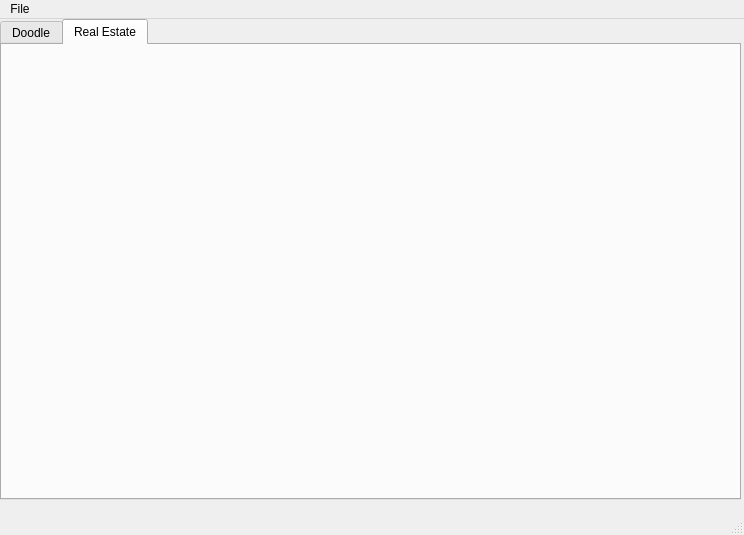
Qt form LCDApp/lcd.ui (scuzzycheese/projects) before a commit.
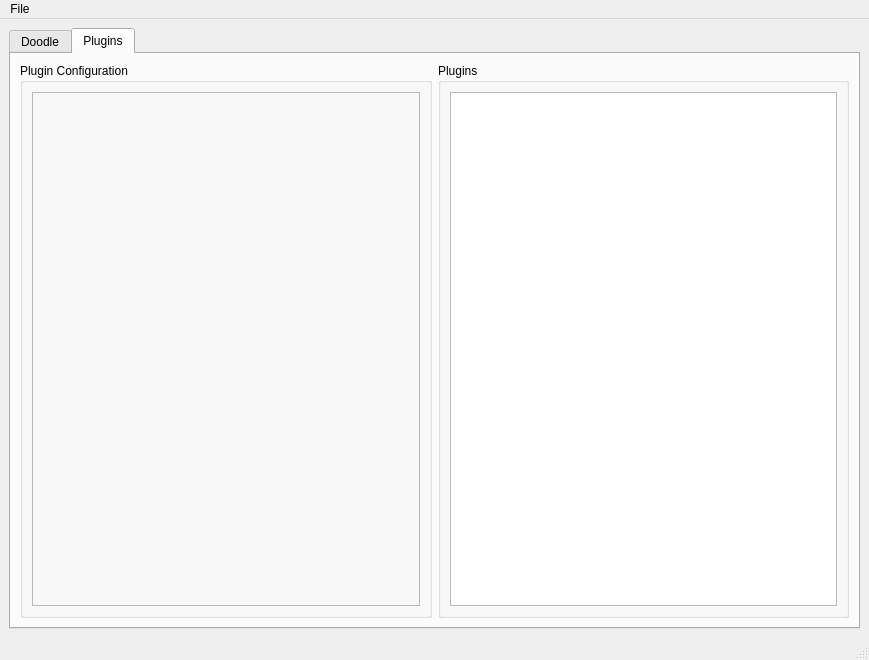
The same form after that commit. The open tabs and pages were chosen to show the change. Custom widgets are drawn as their Qt base class.

Commit message: added some plugin handlers

```diff
--- a/LCDApp/lcd.ui
+++ b/LCDApp/lcd.ui
@@ -7,8 +7,8 @@
    <rect>
     <x>0</x>
     <y>0</y>
-    <width>744</width>
-    <height>535</height>
+    <width>869</width>
+    <height>660</height>
    </rect>
   </property>
   <property name="sizePolicy">
@@ -30,15 +30,9 @@
      <height>0</height>
     </size>
    </property>
+   <layout class="QGridLayout" name="gridLayout">
+    <item row="0" column="0">
    <widget class="QTabWidget" name="tabWidget">
-    <property name="geometry">
-     <rect>
-      <x>0</x>
-      <y>0</y>
-      <width>741</width>
-      <height>481</height>
-     </rect>
-    </property>
     <property name="currentIndex">
      <number>0</number>
     </property>
@@ -99,17 +93,58 @@
     </widget>
     <widget class="QWidget" name="realEstateTab">
      <attribute name="title">
-      <string>Real Estate</string>
-     </attribute>
-    </widget>
-   </widget>
+        <string>Plugins</string>
+       </attribute>
+       <layout class="QGridLayout" name="gridLayout_2">
+        <item row="0" column="1">
+         <widget class="QGroupBox" name="groupBox">
+          <property name="title">
+           <string>Plugins</string>
+          </property>
+          <layout class="QGridLayout" name="gridLayout_3">
+           <item row="0" column="0">
+            <widget class="QListWidget" name="pluginList"/>
+           </item>
+          </layout>
+         </widget>
+        </item>
+        <item row="0" column="0">
+         <widget class="QGroupBox" name="groupBox_2">
+          <property name="title">
+           <string>Plugin Configuration</string>
+          </property>
+          <layout class="QGridLayout" name="gridLayout_4">
+           <item row="0" column="0">
+            <widget class="QFrame" name="pluginConfig">
+             <property name="sizePolicy">
+              <sizepolicy hsizetype="Expanding" vsizetype="Expanding">
+               <horstretch>0</horstretch>
+               <verstretch>0</verstretch>
+              </sizepolicy>
+             </property>
+             <property name="frameShape">
+              <enum>QFrame::StyledPanel</enum>
+             </property>
+             <property name="frameShadow">
+              <enum>QFrame::Raised</enum>
+             </property>
+            </widget>
+           </item>
+          </layout>
+         </widget>
+        </item>
+       </layout>
+      </widget>
+     </widget>
+    </item>
+   </layout>
   </widget>
   <widget class="QMenuBar" name="menubar">
    <property name="geometry">
     <rect>
      <x>0</x>
      <y>0</y>
-     <width>744</width>
+     <width>869</width>
      <height>25</height>
     </rect>
    </property>
```
Left out of the diff: 4 changed lines with no effect on the pictures. Lines whose indentation alone changed are shown as unchanged. The commit also changes 8 other files.
